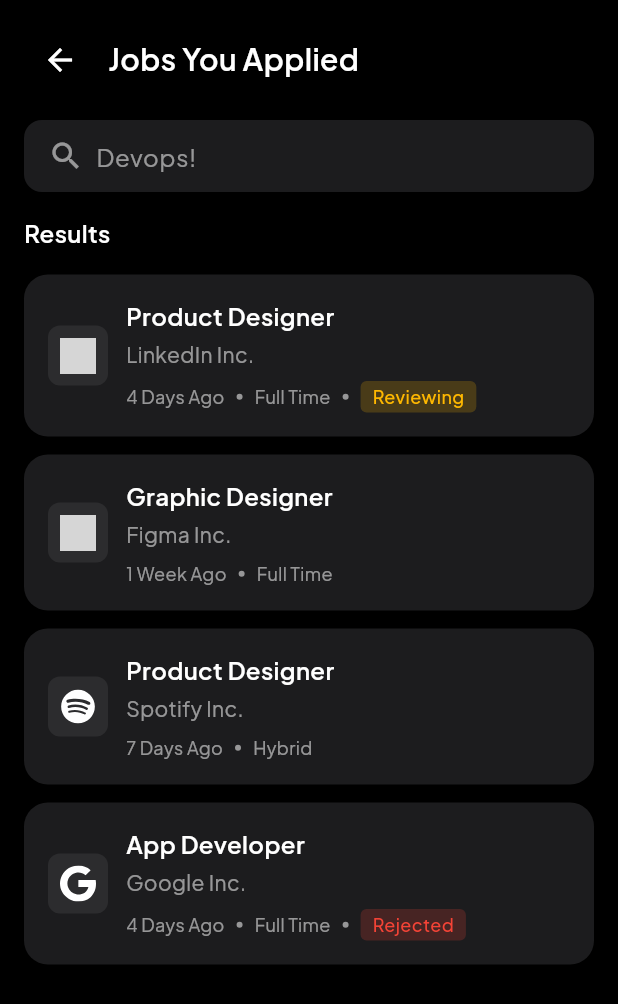
After one commit to Kushalkabra/skillmora02, a Flutter app: the AppliedJobsListScreen screen opened directly, on a phone screen of 412 x 824 dp. The commit adds this screen. Shown: the top 1004 px of the screen. Run offline on Flutter 3.47's test engine with Material 3 defaults, Android fonts, the phone set to English and light mode, and no system bars; our stand-ins replace flutter_svg, google_fonts; grey boxes are pictures that could not be loaded.

Commit message:
2nd commit

```diff
--- a/lib/screens/application_success_screen.dart
+++ b/lib/screens/application_success_screen.dart
@@ -2,6 +2,7 @@ import 'package:flutter/material.dart';
 import 'package:google_fonts/google_fonts.dart';
 import 'jobs_screen.dart';
 import 'filter_pages/applied_page.dart';
+import 'applied_jobs_list_screen.dart';
 
 class ApplicationSuccessScreen extends StatelessWidget {
   const ApplicationSuccessScreen({super.key});
@@ -135,7 +136,7 @@ class ApplicationSuccessScreen extends StatelessWidget {
                         Navigator.pushReplacement(
                           context,
                           MaterialPageRoute(
-                            builder: (context) => const AppliedPage(),
+                            builder: (context) => const AppliedJobsListScreen(),
                           ),
                         );
                       },
--- /dev/null
+++ b/lib/screens/applied_jobs_list_screen.dart
@@ -0,0 +1,258 @@
+import 'package:flutter/material.dart';
+import 'package:google_fonts/google_fonts.dart';
+import 'package:flutter_svg/flutter_svg.dart';
+
+class AppliedJobsListScreen extends StatelessWidget {
+  const AppliedJobsListScreen({super.key});
+
+  @override
+  Widget build(BuildContext context) {
+    return Scaffold(
+      backgroundColor: Colors.black,
+      body: SafeArea(
+        child: Column(
+          crossAxisAlignment: CrossAxisAlignment.start,
+          children: [
+            // Header
+            Padding(
+              padding: const EdgeInsets.all(16),
+              child: Row(
+                children: [
+                  IconButton(
+                    icon: const Icon(Icons.arrow_back, color: Colors.white),
+                    onPressed: () => Navigator.pop(context),
+                  ),
+                  const SizedBox(width: 8),
+                  Text(
+                    'Jobs You Applied',
+                    style: GoogleFonts.plusJakartaSans(
+                      color: Colors.white,
+                      fontSize: 20,
+                      fontWeight: FontWeight.w600,
+                    ),
+                  ),
+                ],
+              ),
+            ),
+
+            // Search Bar
+            Padding(
+              padding: const EdgeInsets.symmetric(horizontal: 16),
+              child: Container(
+                padding: const EdgeInsets.symmetric(horizontal: 16),
+                decoration: BoxDecoration(
+                  color: const Color(0xFF1C1C1E),
+                  borderRadius: BorderRadius.circular(12),
+                ),
+                child: Row(
+                  children: [
+                    const Icon(Icons.search, color: Colors.white54),
+                    const SizedBox(width: 8),
+                    Expanded(
+                      child: TextField(
+                        style: GoogleFonts.plusJakartaSans(
+                          color: Colors.white,
+                        ),
+                        decoration: InputDecoration(
+                          border: InputBorder.none,
+                          hintText: 'Devops!',
+                          hintStyle: GoogleFonts.plusJakartaSans(
+                            color: Colors.white54,
+                          ),
+                        ),
+                      ),
+                    ),
+                  ],
+                ),
+              ),
+            ),
+
+            // Results Text
+            Padding(
+              padding: const EdgeInsets.all(16),
+              child: Text(
+                'Results',
+                style: GoogleFonts.plusJakartaSans(
+                  color: Colors.white,
+                  fontSize: 16,
+                  fontWeight: FontWeight.w600,
+                ),
+              ),
+            ),
+
+            // Applied Jobs List
+            Expanded(
+              child: ListView(
+                padding: const EdgeInsets.symmetric(horizontal: 16),
+                children: [
+                  _buildJobCard(
+                    'Product Designer',
+                    'LinkedIn Inc.',
+                    '4 Days Ago',
+                    'Full Time',
+                    'Reviewing',
+                    'assets/icons/linkedin.png',
+                  ),
+                  _buildJobCard(
+                    'Graphic Designer',
+                    'Figma Inc.',
+                    '1 Week Ago',
+                    'Full Time',
+                    null,
+                    'assets/icons/figma.png',
+                  ),
+                  _buildJobCard(
+                    'Product Designer',
+                    'Spotify Inc.',
+                    '7 Days Ago',
+                    'Hybrid',
+                    null,
+                    'assets/icons/spotify-svgrepo-com.svg',
+                  ),
+                  _buildJobCard(
+                    'App Developer',
+                    'Google Inc.',
+                    '4 Days Ago',
+                    'Full Time',
+                    'Rejected',
+                    'assets/icons/google-178-svgrepo-com.svg',
+                    isRejected: true,
+                  ),
+                ],
+              ),
+            ),
+          ],
+        ),
+      ),
+    );
+  }
+
+  Widget _buildJobCard(
+    String role,
+    String company,
+    String timeAgo,
+    String type,
+    String? status,
+    String logoPath, {
+    bool isRejected = false,
+  }) {
+    return Container(
+      margin: const EdgeInsets.only(bottom: 12),
+      padding: const EdgeInsets.all(16),
+      decoration: BoxDecoration(
+        color: const Color(0xFF1C1C1E),
+        borderRadius: BorderRadius.circular(16),
+      ),
+      child: Row(
+        children: [
+          // Company Logo
+          Container(
+            width: 40,
+            height: 40,
+            padding: const EdgeInsets.all(8),
+            decoration: BoxDecoration(
+              borderRadius: BorderRadius.circular(8),
+              color: const Color(0xFF2C2C2E),
+            ),
+            child: logoPath.endsWith('.svg')
+                ? SvgPicture.asset(
+                    logoPath,
+                    colorFilter: const ColorFilter.mode(
+                      Colors.white,
+                      BlendMode.srcIn,
+                    ),
+                  )
+                : Image.asset(logoPath),
+          ),
+          const SizedBox(width: 12),
+
+          // Job Details
+          Expanded(
+            child: Column(
+              crossAxisAlignment: CrossAxisAlignment.start,
+              children: [
+                Text(
+                  role,
+                  style: GoogleFonts.plusJakartaSans(
+                    color: Colors.white,
+                    fontSize: 16,
+                    fontWeight: FontWeight.w600,
+                  ),
+                ),
+                const SizedBox(height: 4),
+                Text(
+                  company,
+                  style: GoogleFonts.plusJakartaSans(
+                    color: Colors.white54,
+                    fontSize: 14,
+                  ),
+                ),
+                const SizedBox(height: 8),
+                Row(
+                  children: [
+                    Text(
+                      timeAgo,
+                      style: GoogleFonts.plusJakartaSans(
+                        color: Colors.white54,
+                        fontSize: 12,
+                      ),
+                    ),
+                    Container(
+                      margin: const EdgeInsets.symmetric(horizontal: 8),
+                      width: 4,
+                      height: 4,
+                      decoration: const BoxDecoration(
+                        color: Colors.white54,
+                        shape: BoxShape.circle,
+                      ),
+                    ),
+                    Text(
+                      type,
+                      style: GoogleFonts.plusJakartaSans(
+                        color: Colors.white54,
+                        fontSize: 12,
+                      ),
+                    ),
+                    if (status != null) ...[
+                      Container(
+                        margin: const EdgeInsets.symmetric(horizontal: 8),
+                        width: 4,
+                        height: 4,
+                        decoration: const BoxDecoration(
+                          color: Colors.white54,
+                          shape: BoxShape.circle,
+                        ),
+                      ),
+                      Container(
+                        padding: const EdgeInsets.symmetric(
+                          horizontal: 8,
+                          vertical: 2,
+                        ),
+                        decoration: BoxDecoration(
+                          color: isRejected
+                              ? Colors.red.withOpacity(0.2)
+                              : const Color(0xFFFFB800).withOpacity(0.2),
+                          borderRadius: BorderRadius.circular(4),
+                        ),
+                        child: Text(
+                          status,
+                          style: GoogleFonts.plusJakartaSans(
+                            color: isRejected
+                                ? Colors.red
+                                : const Color(0xFFFFB800),
+                            fontSize: 12,
+                            fontWeight: FontWeight.w500,
+                          ),
+                        ),
+                      ),
+                    ],
+                  ],
+                ),
+              ],
+            ),
+          ),
+        ],
+      ),
+    );
+  }
+}
```
